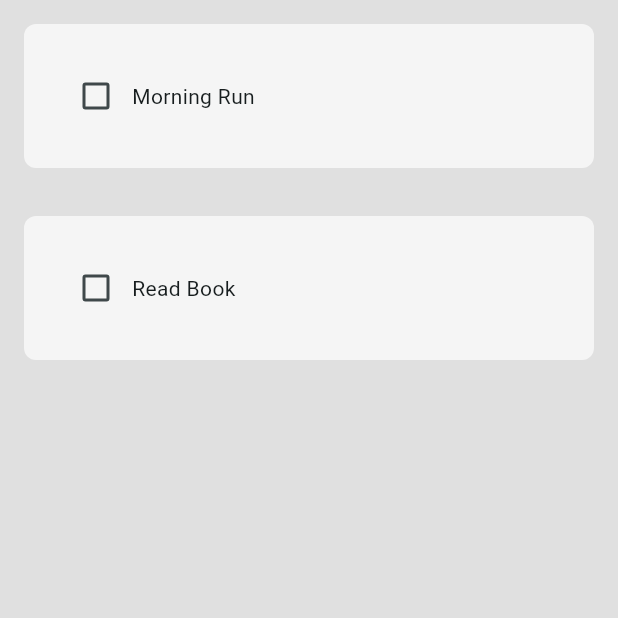
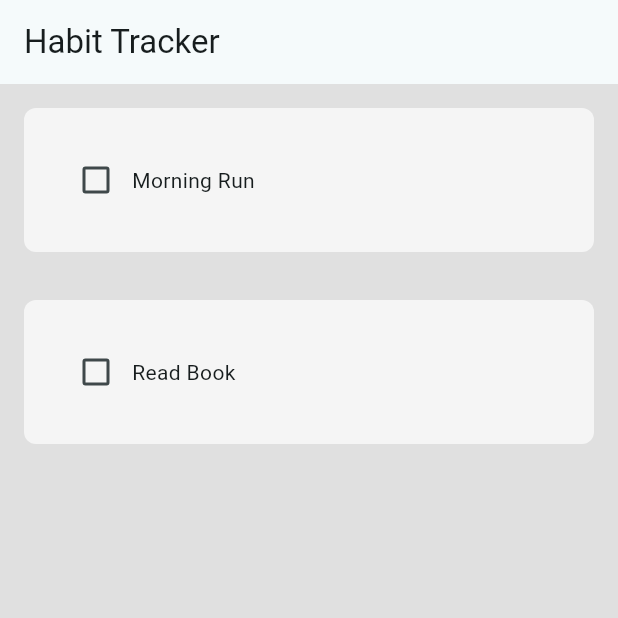
Before and after one commit to Shaun-Sas/Habit_tracker_flutter, a Flutter app: the screen it shows after launch, on a phone screen of 412 x 824 dp, the top half of it. Run offline on Flutter 3.47's test engine with Material 3 defaults, Android fonts, the phone set to English and light mode, and no system bars.

Commit message:
Added app bar in home page

```diff
--- a/lib/pages/home_page.dart
+++ b/lib/pages/home_page.dart
@@ -25,6 +25,9 @@ class _MyHomePageState extends State<MyHomePage> {
   @override
   Widget build(BuildContext context) {
     return Scaffold(
+      appBar: AppBar(
+      title: const Text('Habit Tracker'),
+    ),
         backgroundColor: Colors.grey[300],
         body: ListView.builder(
             itemCount: todayHabitList.length,
```
